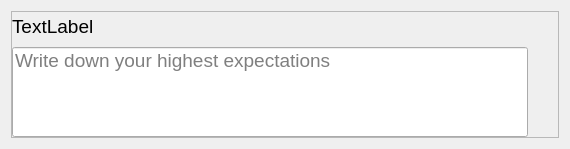
This is ui/base_ui/ui_motivation.ui in Anzhelika007/PyQt_My_App as Qt 5 draws it before an edit. The edited form follows.
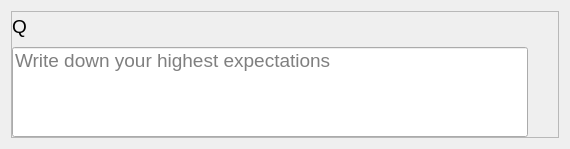
This is the edited form.

Diff of the .ui file:
```diff
--- a/ui/base_ui/ui_motivation.ui
+++ b/ui/base_ui/ui_motivation.ui
@@ -49,7 +49,7 @@
          </font>
         </property>
         <property name="text">
-         <string>TextLabel</string>
+         <string>Q</string>
         </property>
        </widget>
       </item>
```
Left out of the diff: 2 changed lines with no effect on the pictures.
